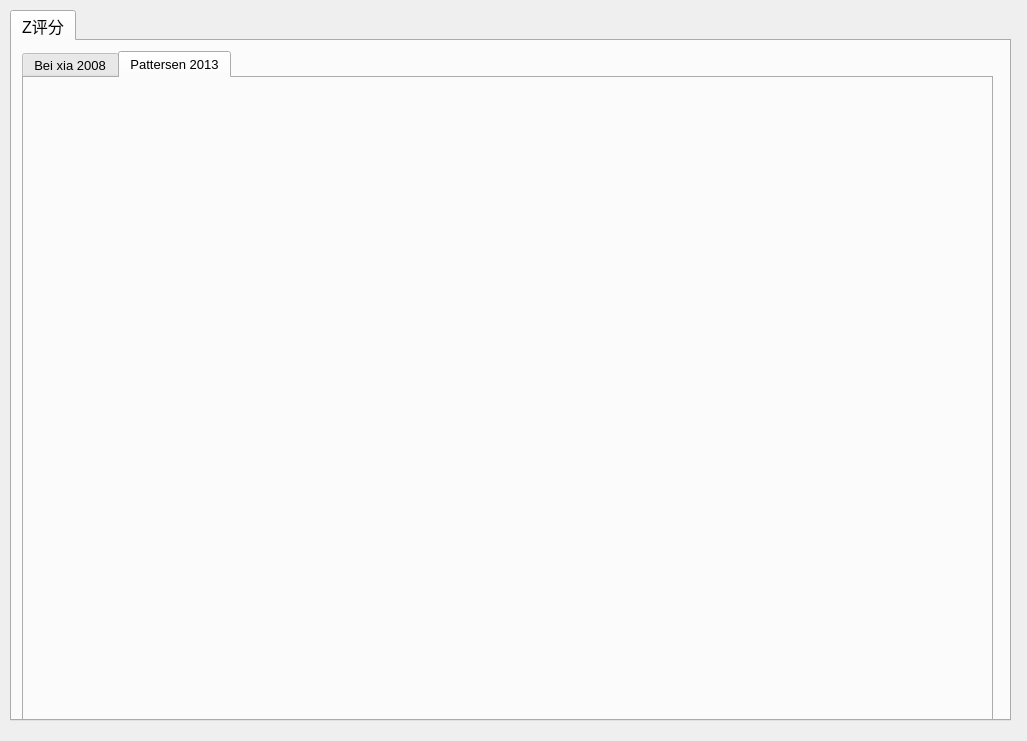
The window that tools/Calculator/ui/ui_zscore.ui (qingning006/TestCode) describes before a commit, drawn with Qt 5.
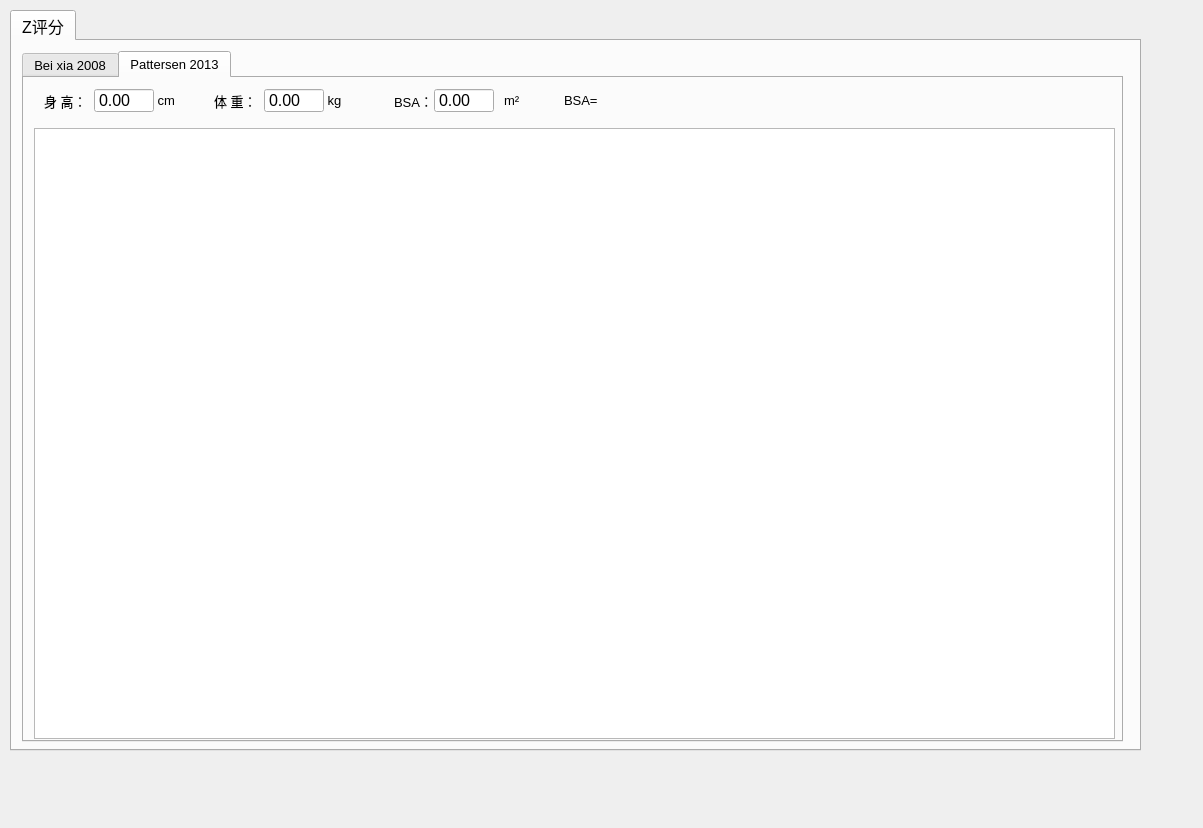
The same window after the commit. The open tabs and pages were chosen to show the change.

Diff of the .ui file:
```diff
--- a/tools/Calculator/ui/ui_zscore.ui
+++ b/tools/Calculator/ui/ui_zscore.ui
@@ -6,8 +6,8 @@
    <rect>
     <x>0</x>
     <y>0</y>
-    <width>1027</width>
-    <height>741</height>
+    <width>1203</width>
+    <height>828</height>
    </rect>
   </property>
   <property name="windowTitle">
@@ -18,8 +18,8 @@
     <rect>
      <x>10</x>
      <y>10</y>
-     <width>1001</width>
-     <height>711</height>
+     <width>1131</width>
+     <height>741</height>
     </rect>
    </property>
    <property name="font">
@@ -44,8 +44,8 @@
       <rect>
        <x>10</x>
        <y>10</y>
-       <width>971</width>
-       <height>671</height>
+       <width>1101</width>
+       <height>691</height>
       </rect>
      </property>
      <property name="font">
@@ -196,6 +196,188 @@
       <attribute name="title">
        <string>Pattersen 2013</string>
       </attribute>
+      <widget class="QLabel" name="label_9">
+       <property name="geometry">
+        <rect>
+         <x>300</x>
+         <y>10</y>
+         <width>51</width>
+         <height>25</height>
+        </rect>
+       </property>
+       <property name="text">
+        <string> kg</string>
+       </property>
+      </widget>
+      <widget class="QLabel" name="label_10">
+       <property name="geometry">
+        <rect>
+         <x>130</x>
+         <y>10</y>
+         <width>51</width>
+         <height>25</height>
+        </rect>
+       </property>
+       <property name="text">
+        <string> cm</string>
+       </property>
+      </widget>
+      <widget class="QLabel" name="label_11">
+       <property name="geometry">
+        <rect>
+         <x>480</x>
+         <y>10</y>
+         <width>51</width>
+         <height>25</height>
+        </rect>
+       </property>
+       <property name="text">
+        <string>m²</string>
+       </property>
+      </widget>
+      <widget class="QLabel" name="label_12">
+       <property name="geometry">
+        <rect>
+         <x>20</x>
+         <y>10</y>
+         <width>51</width>
+         <height>25</height>
+        </rect>
+       </property>
+       <property name="text">
+        <string>身 高：</string>
+       </property>
+      </widget>
+      <widget class="QTableWidget" name="table_2013">
+       <property name="geometry">
+        <rect>
+         <x>10</x>
+         <y>50</y>
+         <width>1081</width>
+         <height>611</height>
+        </rect>
+       </property>
+      </widget>
+      <widget class="QLabel" name="label_2013_bsa_formula">
+       <property name="geometry">
+        <rect>
+         <x>540</x>
+         <y>10</y>
+         <width>411</width>
+         <height>25</height>
+        </rect>
+       </property>
+       <property name="text">
+        <string>BSA=</string>
+       </property>
+      </widget>
+      <widget class="QLabel" name="label_13">
+       <property name="geometry">
+        <rect>
+         <x>370</x>
+         <y>10</y>
+         <width>51</width>
+         <height>25</height>
+        </rect>
+       </property>
+       <property name="text">
+        <string>BSA：</string>
+       </property>
+      </widget>
+      <widget class="QLabel" name="label_14">
+       <property name="geometry">
+        <rect>
+         <x>190</x>
+         <y>10</y>
+         <width>51</width>
+         <height>25</height>
+        </rect>
+       </property>
+       <property name="text">
+        <string>体 重：</string>
+       </property>
+      </widget>
+      <widget class="QDoubleSpinBox" name="double_2013_height">
+       <property name="geometry">
+        <rect>
+         <x>70</x>
+         <y>10</y>
+         <width>60</width>
+         <height>25</height>
+        </rect>
+       </property>
+       <property name="font">
+        <font>
+         <pointsize>12</pointsize>
+        </font>
+       </property>
+       <property name="styleSheet">
+        <string notr="true"/>
+       </property>
+       <property name="buttonSymbols">
+        <enum>QAbstractSpinBox::NoButtons</enum>
+       </property>
+       <property name="maximum">
+        <double>99999.990000000005239</double>
+       </property>
+       <property name="singleStep">
+        <double>0.010000000000000</double>
+       </property>
+      </widget>
+      <widget class="QDoubleSpinBox" name="double_2013_weight">
+       <property name="geometry">
+        <rect>
+         <x>240</x>
+         <y>10</y>
+         <width>60</width>
+         <height>25</height>
+        </rect>
+       </property>
+       <property name="font">
+        <font>
+         <pointsize>12</pointsize>
+        </font>
+       </property>
+       <property name="styleSheet">
+        <string notr="true"/>
+       </property>
+       <property name="buttonSymbols">
+        <enum>QAbstractSpinBox::NoButtons</enum>
+       </property>
+       <property name="maximum">
+        <double>99999.990000000005239</double>
+       </property>
+       <property name="singleStep">
+        <double>0.010000000000000</double>
+       </property>
+      </widget>
+      <widget class="QDoubleSpinBox" name="double_2013_bsa">
+       <property name="geometry">
+        <rect>
+         <x>410</x>
+         <y>10</y>
+         <width>60</width>
+         <height>25</height>
+        </rect>
+       </property>
+       <property name="font">
+        <font>
+         <pointsize>12</pointsize>
+        </font>
+       </property>
+       <property name="styleSheet">
+        <string notr="true"/>
+       </property>
+       <property name="buttonSymbols">
+        <enum>QAbstractSpinBox::NoButtons</enum>
+       </property>
+       <property name="maximum">
+        <double>99999.990000000005239</double>
+       </property>
+       <property name="singleStep">
+        <double>0.010000000000000</double>
+       </property>
+      </widget>
      </widget>
     </widget>
    </widget>
```
Left out of the diff: 123 changed lines with no effect on the pictures.
